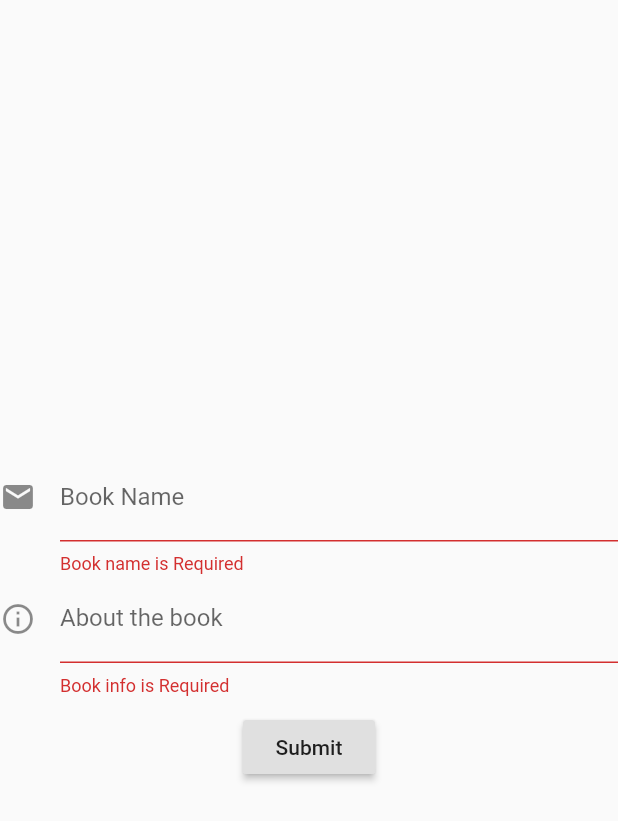
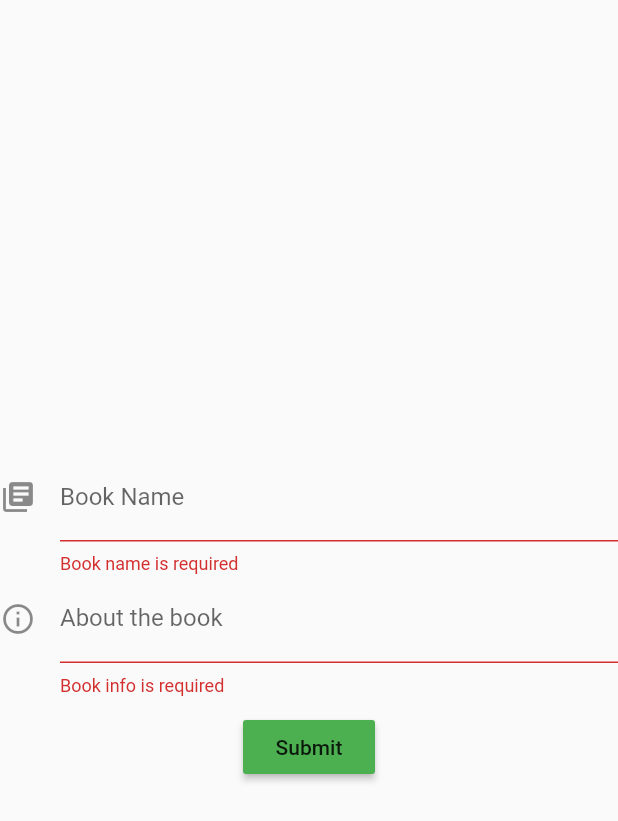
Before and after one commit to 12mohaned/donorate_book, a Flutter app: the MyDonorForm screen opened directly, after a tap on "Submit", on a phone screen of 412 x 824 dp. Shown: the top 821 px of the screen. Run offline on Flutter 3.47's test engine with Material 2 defaults, Android fonts, the phone set to English and light mode, and no system bars; our stand-ins replace firebase_auth; missing offline and left inert: footer; accounts and stored records are empty.

Commit message:
Add Donate Form Section

```diff
--- a/lib/Donor/DonorForm.dart
+++ b/lib/Donor/DonorForm.dart
@@ -18,15 +18,11 @@ Widget _buildName() {
   return TextFormField(
       decoration: new InputDecoration(
         hintText: 'Book Name',
-        icon: Icon(Icons.mail),
+        icon: Icon(Icons.library_books),
         labelText: 'Book Name',
       ),
-      validator: (String value) {
-        if (value.isEmpty) {
-          return 'Book name' + ' is Required';
-        }
-        return null;
-      },
+      validator: (String value) =>
+          value.isEmpty ? 'Book name is required' : null,
       onSaved: (String value) {
         _bookName = value;
       });
@@ -39,12 +35,8 @@ Widget _buildInfo() {
         icon: Icon(Icons.info_outline),
         labelText: 'About the book',
       ),
-      validator: (String value) {
-        if (value.isEmpty) {
-          return 'Book info' + ' is Required';
-        }
-        return null;
-      },
+      validator: (String value) =>
+          value.isEmpty ? 'Book info is required' : null,
       onSaved: (String value) {
         _bookInfo = value;
       });
@@ -79,6 +71,7 @@ class DonorForm extends State<MyDonorForm> {
                 // );
               } else {}
             },
+            color: Colors.green,
           )),
         ],
       ),
--- a/lib/Home/home.dart
+++ b/lib/Home/home.dart
@@ -48,7 +48,7 @@ class Home extends State<HomeApp> {
     donor,
     UserList(),
     BookList(),
-    Text('cello'),
+    MyDonorForm(),
   ];
   void onTabTapped(int index) {
     setState(() {
```
